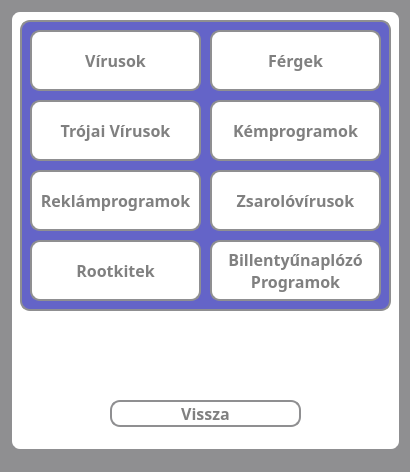
pkristof1999/Szakdolgozat, file src/main/resources/ui/default/defaultChooseLearning.ui: the form before one commit.
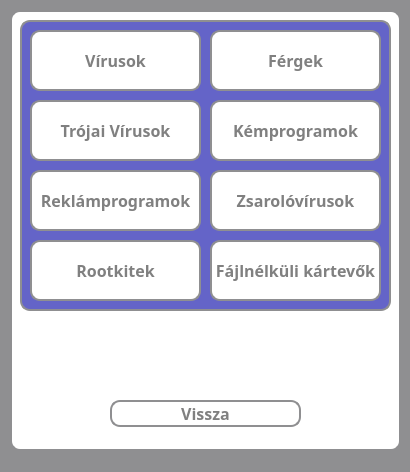
The form after the commit.

```diff
--- a/src/main/resources/ui/default/defaultChooseLearning.ui
+++ b/src/main/resources/ui/default/defaultChooseLearning.ui
@@ -302,8 +302,7 @@
 }</string>
       </property>
       <property name="text">
-       <string>Billentyűnaplózó
-Programok</string>
+       <string>Fájlnélküli kártevők</string>
       </property>
      </widget>
      <widget class="QPushButton" name="rootkits">
```
Left out of the diff: 2 changed lines with no effect on the pictures.
